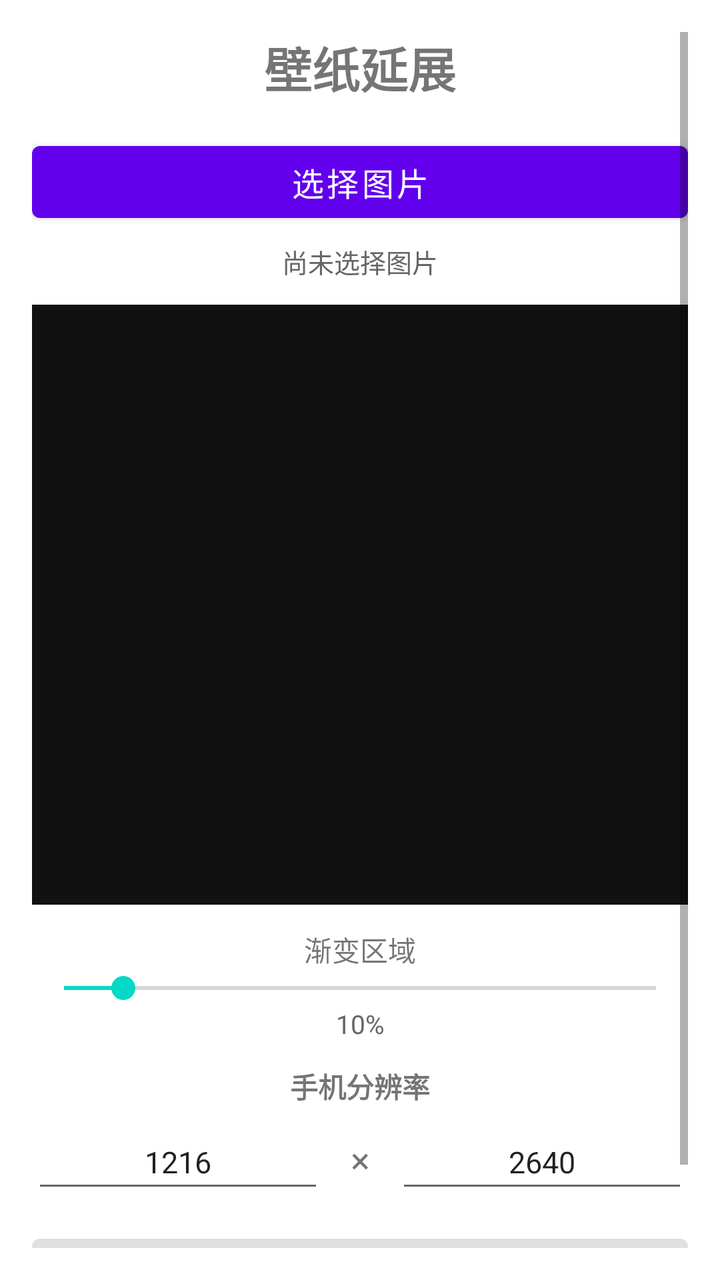
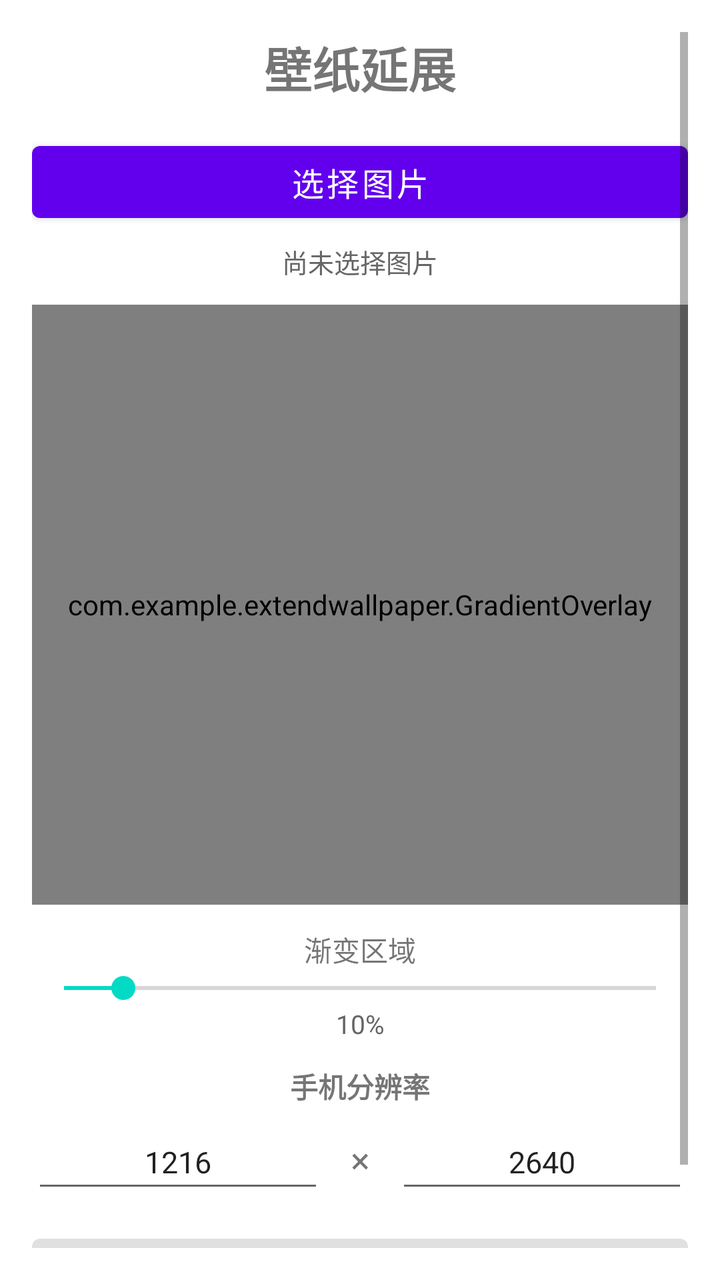

Two renders of the same Android screen: before a commit and after it. Below are the layout's source before the change and the commit's diff.
<!-- AndroidManifest.xml: application theme Theme.ExtendWallpaper -->
<!-- res/layout/activity_main.xml -->
<?xml version="1.0" encoding="utf-8"?>
<ScrollView xmlns:android="http://schemas.android.com/apk/res/android"
    android:layout_width="match_parent" android:layout_height="match_parent"
    android:padding="16dp">

    <LinearLayout android:layout_width="match_parent"
        android:layout_height="wrap_content" android:orientation="vertical"
        android:gravity="center_horizontal">

        <TextView android:layout_width="wrap_content" android:layout_height="wrap_content"
            android:text="壁纸延展" android:textSize="24sp" android:textStyle="bold"
            android:layout_marginBottom="16dp" />

        <Button android:id="@+id/btnPickImage" android:layout_width="match_parent"
            android:layout_height="48dp" android:text="选择图片" android:textSize="16sp" />

        <TextView android:id="@+id/tvImageInfo" android:layout_width="match_parent"
            android:layout_height="wrap_content" android:layout_marginTop="6dp"
            android:text="尚未选择图片" android:textSize="13sp" android:textColor="#666"
            android:gravity="center" />

        
        <FrameLayout android:id="@+id/previewContainer"
            android:layout_width="match_parent"
            android:layout_height="300dp"
            android:layout_marginTop="12dp"
            android:background="#111">

            <ImageView android:id="@+id/ivPreview"
                android:layout_width="match_parent"
                android:layout_height="match_parent"
                android:scaleType="fitCenter"
                android:adjustViewBounds="true" />

            <View android:id="@+id/gradientOverlay"
                android:layout_width="match_parent"
                android:layout_height="match_parent" />
        </FrameLayout>

        
        <TextView android:layout_width="wrap_content" android:layout_height="wrap_content"
            android:layout_marginTop="12dp" android:text="渐变区域" android:textSize="14sp" />

        <SeekBar android:id="@+id/sbModifyZone"
            android:layout_width="match_parent"
            android:layout_height="wrap_content"
            android:max="100" android:progress="10" />

        <TextView android:id="@+id/tvModifyZone"
            android:layout_width="match_parent" android:layout_height="wrap_content"
            android:text="10%" android:textSize="13sp" android:textColor="#666"
            android:gravity="center" />

        
        <TextView android:layout_width="wrap_content" android:layout_height="wrap_content"
            android:layout_marginTop="12dp" android:text="手机分辨率" android:textSize="14sp"
            android:textStyle="bold" />

        <LinearLayout android:layout_width="match_parent"
            android:layout_height="wrap_content" android:orientation="horizontal"
            android:layout_marginTop="4dp">
            <EditText android:id="@+id/etPhoneWidth" android:layout_width="0dp"
                android:layout_weight="1" android:layout_height="44dp"
                android:inputType="number" android:hint="宽度" android:text="1216"
                android:gravity="center" android:textSize="15sp" />
            <TextView android:layout_width="36dp" android:layout_height="44dp"
                android:gravity="center" android:text="×" android:textSize="18sp" />
            <EditText android:id="@+id/etPhoneHeight" android:layout_width="0dp"
                android:layout_weight="1" android:layout_height="44dp"
                android:inputType="number" android:hint="高度" android:text="2640"
                android:gravity="center" android:textSize="15sp" />
        </LinearLayout>

        <Button android:id="@+id/btnGenerate" android:layout_width="match_parent"
            android:layout_height="48dp" android:layout_marginTop="12dp"
            android:text="生成壁纸" android:textSize="16sp" android:enabled="false" />

        <ProgressBar android:id="@+id/progressBar" android:layout_width="wrap_content"
            android:layout_height="wrap_content" android:layout_marginTop="8dp"
            android:visibility="gone" />

        <TextView android:id="@+id/tvResult" android:layout_width="match_parent"
            android:layout_height="wrap_content" android:layout_marginTop="8dp"
            android:textSize="13sp" android:textColor="#333" android:gravity="center" />

    </LinearLayout>
</ScrollView>
<!-- resources referenced by this layout -->
<resources>
  <style name="Theme.ExtendWallpaper" parent="Theme.MaterialComponents.Light.NoActionBar" />
</resources>

<!-- the commit's change to res/layout/activity_main.xml (unified diff, before → after) -->
@@ -32,7 +32,7 @@
                 android:scaleType="fitCenter"
                 android:adjustViewBounds="true" />
 
-            <View android:id="@+id/gradientOverlay"
+            <com.example.extendwallpaper.GradientOverlay android:id="@+id/gradientOverlay"
                 android:layout_width="match_parent"
                 android:layout_height="match_parent" />
         </FrameLayout>
